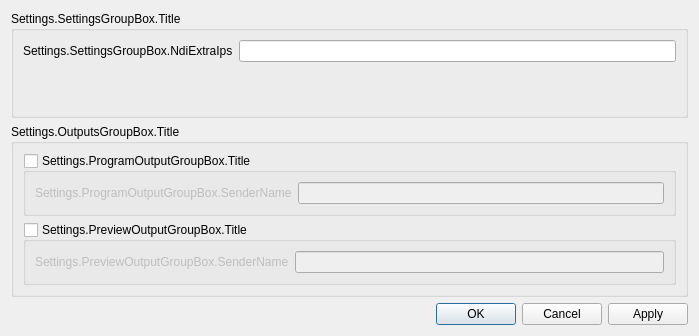
Old version of the form src/forms/SettingsDialog.ui in the repository DistroAV/DistroAV.
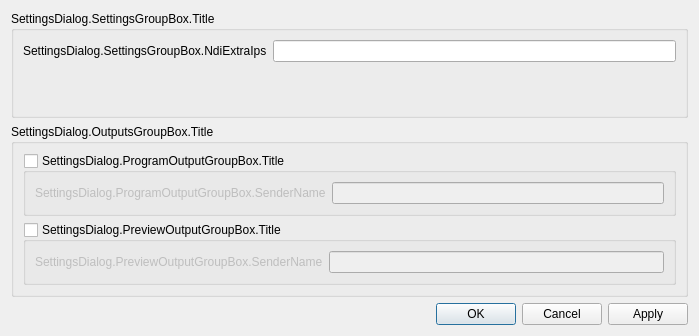
New version of the form.

Commit message: Base: Major refactor and output flesh-out

What changed in the file:
```diff
--- a/src/forms/SettingsDialog.ui
+++ b/src/forms/SettingsDialog.ui
@@ -17,7 +17,7 @@
    <item>
     <widget class="QGroupBox" name="settingsGroupBox">
      <property name="title">
-      <string>Settings.SettingsGroupBox.Title</string>
+      <string>SettingsDialog.SettingsGroupBox.Title</string>
      </property>
      <layout class="QGridLayout" name="gridLayout">
       <item row="0" column="0">
@@ -25,7 +25,7 @@
         <item row="0" column="0">
          <widget class="QLabel" name="label">
           <property name="text">
-           <string>Settings.SettingsGroupBox.NdiExtraIps</string>
+           <string>SettingsDialog.SettingsGroupBox.NdiExtraIps</string>
           </property>
          </widget>
         </item>
@@ -40,13 +40,13 @@
    <item>
     <widget class="QGroupBox" name="outputsGroupBox">
      <property name="title">
-      <string>Settings.OutputsGroupBox.Title</string>
+      <string>SettingsDialog.OutputsGroupBox.Title</string>
      </property>
      <layout class="QGridLayout" name="gridLayout_2">
       <item row="0" column="0">
        <widget class="QGroupBox" name="programOutputGroupBox">
         <property name="title">
-         <string>Settings.ProgramOutputGroupBox.Title</string>
+         <string>SettingsDialog.ProgramOutputGroupBox.Title</string>
         </property>
         <property name="checkable">
          <bool>true</bool>
@@ -58,7 +58,7 @@
          <item row="0" column="0">
           <widget class="QLabel" name="programOutputSenderNameLabel">
            <property name="text">
-            <string>Settings.ProgramOutputGroupBox.SenderName</string>
+            <string>SettingsDialog.ProgramOutputGroupBox.SenderName</string>
            </property>
           </widget>
          </item>
@@ -71,7 +71,7 @@
       <item row="1" column="0">
        <widget class="QGroupBox" name="previewOutputGroupBox">
         <property name="title">
-         <string>Settings.PreviewOutputGroupBox.Title</string>
+         <string>SettingsDialog.PreviewOutputGroupBox.Title</string>
         </property>
         <property name="checkable">
          <bool>true</bool>
@@ -83,7 +83,7 @@
          <item row="0" column="0">
           <widget class="QLabel" name="previewOutputSenderNameLabel">
            <property name="text">
-            <string>Settings.PreviewOutputGroupBox.SenderName</string>
+            <string>SettingsDialog.PreviewOutputGroupBox.SenderName</string>
            </property>
           </widget>
          </item>
```
Left out of the diff: 2 changed lines with no effect on the pictures. The commit also changes 17 other files.
